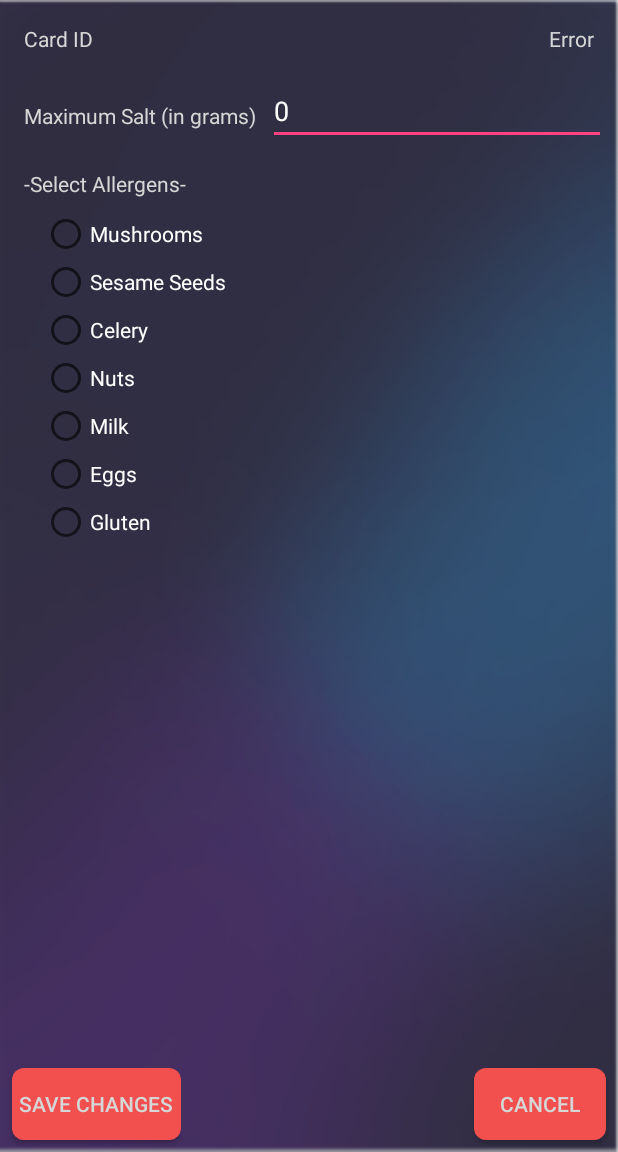
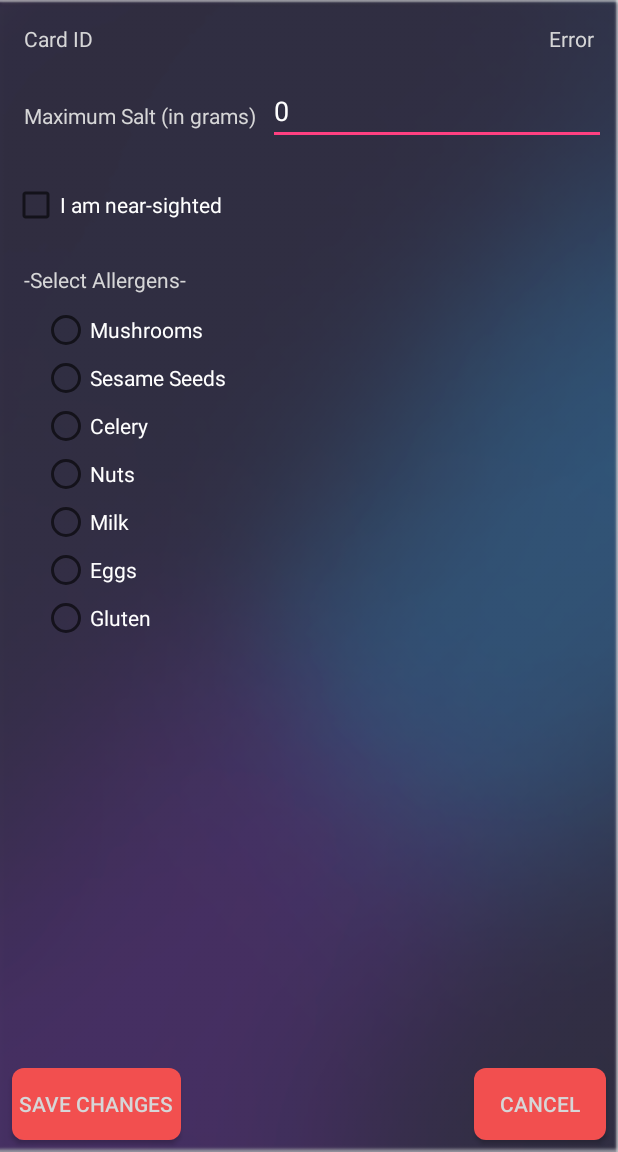
Before and after one commit to owenDevEirePersonal/AllergyWatcher, an Android app: the SetupPatronActivity screen opened directly, with no data from a screen before it, on a phone screen of 412 x 824 dp, the part 84-1236 px from its top. Run offline under Robolectric (Android 15) with nearby library versions, the phone set to English and light mode, and no system bars.

Commit message:
<Added Shortsighted Options and order canceling> Added a voice command option for the user to cancel an order when asked for which food they want, by either saying "cancel" or "no". Also added an option for near-sighted people by adding a checkbox for such to card setup. Ticking this option will replace all images of food with large font text instead.

```diff
--- a/app/src/main/java/com/deveire/dev/allergywatcher/SetupPatronActivity.java
+++ b/app/src/main/java/com/deveire/dev/allergywatcher/SetupPatronActivity.java
@@ -45,6 +45,7 @@ public class SetupPatronActivity extends AppCompatActivity
     private ArrayList<String> savedUserAllergies;
     private ArrayList<Integer> savedUserMaxSalt;
     private ArrayList<Integer> savedUserCurrentSalt;
+    private ArrayList<Boolean> savedUserIsNearSighted;
     private ArrayList<String> currentUserAllergies;
 
 
@@ -57,6 +58,7 @@ public class SetupPatronActivity extends AppCompatActivity
     private EditText patronMaxSaltEditText;
     private Button cancelButton;
     private Button okButton;
+    private CheckBox nearSightedCheckbox;
     private ArrayList<CheckBox> allergenRadioButtons;
 
 
@@ -120,7 +122,7 @@ public class SetupPatronActivity extends AppCompatActivity
         allergenRadioButtons.add((CheckBox)findViewById(R.id.checkBox6));
         allergenRadioButtons.add((CheckBox)findViewById(R.id.checkBox7));
 
-
+        nearSightedCheckbox = (CheckBox) findViewById(R.id.nearSightedCheckbox);
 
 
 
@@ -213,6 +215,7 @@ public class SetupPatronActivity extends AppCompatActivity
             edit.putInt("savedUserMaxSalt" + i, savedUserMaxSalt.get(i));
             Log.i("Salt", "Salt for " + i + ": " + savedUserMaxSalt.get(i));
             edit.putInt("savedUserCurrentSalt" + i, savedUserCurrentSalt.get(i));
+            edit.putBoolean("savedUserIsNearSighted" + i, savedUserIsNearSighted.get(i));
         }
 
         saveLastUsedDetails(edit);
@@ -230,6 +233,7 @@ public class SetupPatronActivity extends AppCompatActivity
         savedUsersIDs = new ArrayList<String>();
         savedUserMaxSalt = new ArrayList<Integer>();
         savedUserCurrentSalt = new ArrayList<Integer>();
+        savedUserIsNearSighted = new ArrayList<Boolean>();
         savedTotalNumberOfUsers = savedData.getInt("savedTotal", 0);
 
         for(int i = 0; i < savedTotalNumberOfUsers; i++)
@@ -238,6 +242,7 @@ public class SetupPatronActivity extends AppCompatActivity
             savedUserAllergies.add(savedData.getString("savedUserAllergies" + i, "Error"));
             savedUserMaxSalt.add(savedData.getInt("savedUserMaxSalt" + i, 0));
             savedUserCurrentSalt.add(savedData.getInt("savedUserCurrentSalt" + i, 0));
+            savedUserIsNearSighted.add(savedData.getBoolean("savedUserIsNearSighted" + i, false));
         }
     }
 
@@ -277,6 +282,8 @@ public class SetupPatronActivity extends AppCompatActivity
                     Log.i("Salt", "Saving Salt: " + patronMaxSaltEditText.getText().toString() + " : " + i + " : " + Integer.parseInt(patronMaxSaltEditText.getText().toString()));
                     savedUserCurrentSalt.set(i, 0);
 
+                    savedUserIsNearSighted.set(i, nearSightedCheckbox.isChecked());
+
 
                     matchFound = true;
                     break;
@@ -312,6 +319,8 @@ public class SetupPatronActivity extends AppCompatActivity
                 savedUserMaxSalt.add(Integer.parseInt(patronMaxSaltEditText.getText().toString()));
                 Log.i("Salt", "Adding Salt: " + patronMaxSaltEditText.getText().toString() + " : " + Integer.parseInt(patronMaxSaltEditText.getText().toString()));
                 savedUserCurrentSalt.add(0);
+
+                savedUserIsNearSighted.add(nearSightedCheckbox.isChecked());
 
             }
         }
@@ -507,6 +516,7 @@ public class SetupPatronActivity extends AppCompatActivity
                                     }
                                 }
                             }
+                            nearSightedCheckbox.setChecked(savedUserIsNearSighted.get(j));
                             patronMaxSaltEditText.setText("" + savedUserMaxSalt.get(j));
                         }
                         else
--- a/app/src/main/res/layout/activity_setup_patron.xml
+++ b/app/src/main/res/layout/activity_setup_patron.xml
@@ -64,11 +64,11 @@
         android:layout_height="wrap_content"
         android:layout_marginLeft="16dp"
         android:layout_marginStart="16dp"
-        android:layout_marginTop="16dp"
         android:text="-Select Allergens-"
         android:textColor="@color/cast_expanded_controller_text_color"
         app:layout_constraintLeft_toLeftOf="parent"
-        app:layout_constraintTop_toBottomOf="@+id/saltEditText"/>
+        android:layout_marginTop="24dp"
+        app:layout_constraintTop_toBottomOf="@+id/nearSightedCheckbox"/>
 
     <TextView
         android:id="@+id/scannedCardIDTextView"
@@ -180,4 +180,18 @@
         app:layout_constraintRight_toRightOf="parent"
         app:layout_constraintTop_toBottomOf="@+id/idTextView"/>
 
+    <CheckBox
+        android:id="@+id/nearSightedCheckbox"
+        android:layout_width="wrap_content"
+        android:layout_height="wrap_content"
+        android:layout_marginLeft="8dp"
+        android:layout_marginRight="8dp"
+        android:layout_marginTop="24dp"
+        android:text="I am near-sighted"
+        android:textColor="@android:color/white"
+        app:layout_constraintHorizontal_bias="0.0"
+        app:layout_constraintLeft_toLeftOf="parent"
+        app:layout_constraintRight_toRightOf="parent"
+        app:layout_constraintTop_toBottomOf="@+id/saltEditText"/>
+
 </android.support.constraint.ConstraintLayout>
```
Also changed, not shown: app/src/main/java/com/deveire/dev/allergywatcher/OrderFoodActivity.java (+60 -7 lines), app/src/main/res/drawable-hdpi/infoicon.png (added), app/src/main/res/drawable-mdpi/infoicon.png (added), app/src/main/res/drawable-xhdpi/infoicon.png (added), app/src/main/res/drawable-xxhdpi/infoicon.png (added), app/src/main/res/drawable-xxxhdpi/infoicon.png (added).
